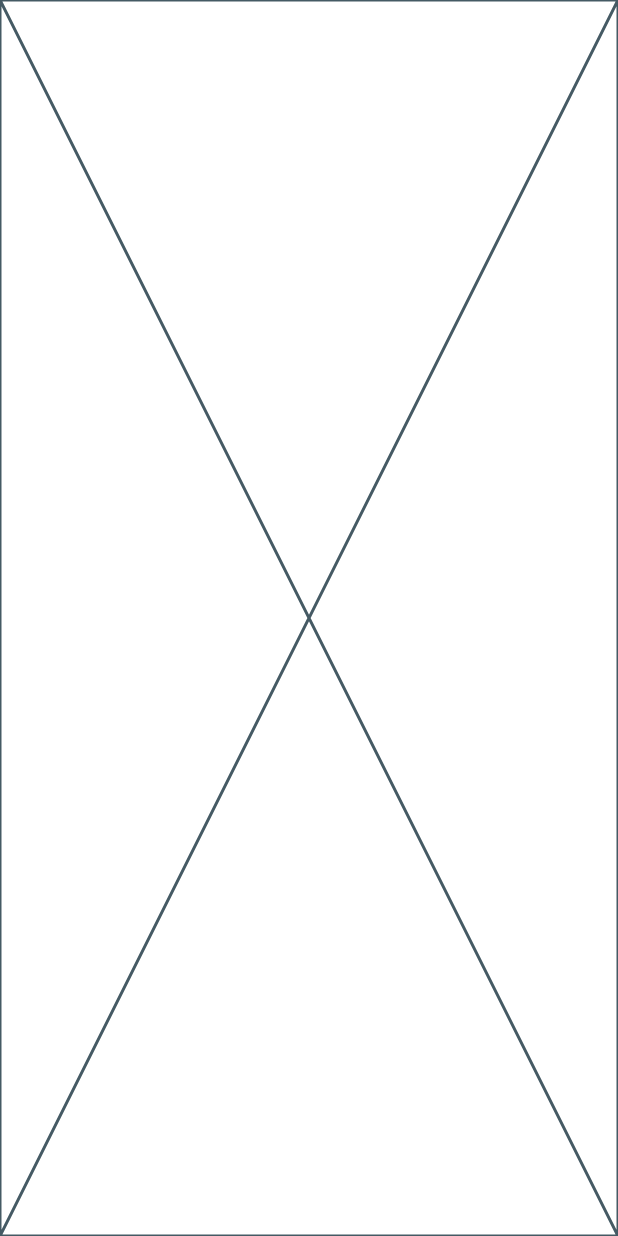
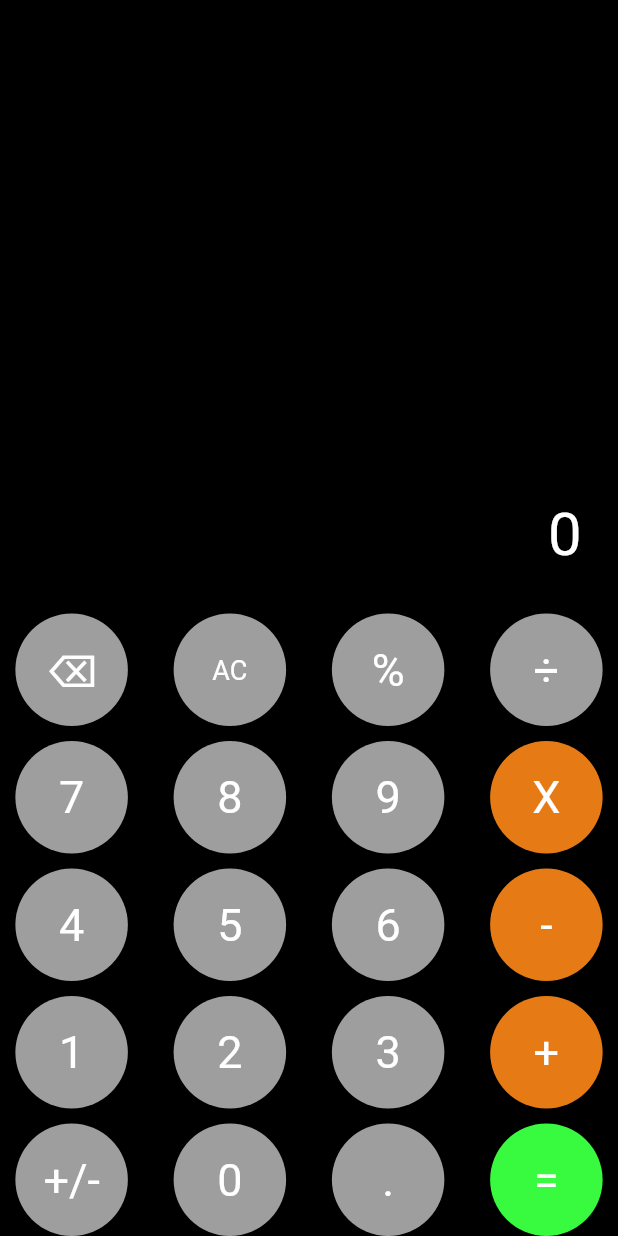
Before and after one commit to MeenuPP/calculator, a Flutter app: the screen it shows after launch, on a phone screen of 412 x 824 dp. Run offline on Flutter 3.47's test engine with Material 3 defaults, Android fonts, the phone set to English and light mode, and no system bars; our stand-ins replace lottie, math_expressions.

```diff
--- a/lib/home.dart
+++ b/lib/home.dart
@@ -1,10 +1,116 @@
 import 'package:flutter/material.dart';
+import 'package:math_expressions/math_expressions.dart';
 
-class Home extends StatelessWidget {
-  const Home({super.key});
+class Home extends StatefulWidget {
+  @override
+  State<Home> createState() => _HomeState();
+}
+
+class _HomeState extends State<Home> {
+  String input = "";
+
+  String output = "0";
+
+  Widget button(String text) {
+    return Expanded(
+      child: SizedBox(
+        width: 75,
+        height: 75,
+        child: ElevatedButton(
+          onPressed: () => buttonpressed(text),
+          child: Text(text,style: TextStyle(fontSize: text == "AC"? 18:30),),
+          style: ElevatedButton.styleFrom(
+            backgroundColor:
+                text == "/" || text == "X" || text == "-" || text == "+"
+                ? const Color.fromARGB(255, 230, 123, 22)
+                : (text == "=")
+                ? const Color.fromARGB(255, 56, 251, 63)
+                : Colors.grey,foregroundColor: Colors.white,textStyle: TextStyle(fontSize: 30),shape: const CircleBorder(),
+          ),
+        ),
+      ),
+    );
+  }
+
+  String evaluateexpression(String expression) {
+    try {
+      expression = expression.replaceAll("X", "*").replaceAll("÷", "/");
+      Parser p = Parser();
+      Expression exp = p.parse(expression);
+      ContextModel cm = ContextModel();
+      double result = exp.evaluate(EvaluationType.REAL, cm);
+      return result.toString();
+    } catch (e) {
+      return "Error";
+    }
+  }
+
+  void buttonpressed(String value) {
+    setState(() {
+      if (value == "AC") {
+        input = "";
+        output = "0";
+      } else if (value == "⌫") {
+        input = input.isNotEmpty ? input.substring(0, input.length - 1) : "";
+      } else if (value == "=") {
+        try {
+          output = evaluateexpression(input);
+        } catch (e) {
+          output = "error";
+        }
+      } else {
+        input = input + value;
+      }
+      ;
+    });
+  }
 
   @override
   Widget build(BuildContext context) {
-    return const Placeholder();
+    return Scaffold(
+      backgroundColor:Colors.black,
+      body: Column(
+        children: [
+          Expanded(
+            child: Container(
+              alignment: Alignment.bottomRight,
+              padding: EdgeInsets.all(24),
+              child: Column(
+                crossAxisAlignment: .end,
+                mainAxisAlignment: .end,
+                children: [Text(input, style: TextStyle(color: Colors.white, fontSize: 30)), Text(output, style: TextStyle(fontSize: 40, color: Colors.white))],
+              ),
+            ),
+          ),
+          Column(
+            children: [
+              Row(
+                children: [button("⌫"),SizedBox(width: 10), button("AC"), SizedBox(width: 10),button("%"), SizedBox(width: 10),button("÷")],
+              ),SizedBox(height: 10),
+              Row(
+                children: [button("7"),SizedBox(width: 10), button("8"),SizedBox(width: 10), button("9"),SizedBox(width: 10), button("X")],
+              ),SizedBox(height: 10),
+              Row(
+                children: [button("4"),SizedBox(width: 10), button("5"),SizedBox(width: 10), button("6"),SizedBox(width: 10), button("-")],
+              ),SizedBox(height: 10),
+              Row(
+                children: [button("1"),SizedBox(width: 10), button("2"),SizedBox(width: 10), button("3"),SizedBox(width: 10), button("+")],
+              ),SizedBox(height:10),
+              Row(
+                children: [
+                  button("+/-"),
+                  SizedBox(width: 10),
+                  button("0"),
+                  SizedBox(width: 10),
+                  button("."),
+                  SizedBox(width: 10),
+                  button("="),
+                ],
+              ),
+            ],
+          ),
+        ],
+      ),
+    );
   }
 }
--- a/lib/main.dart
+++ b/lib/main.dart
@@ -3,5 +3,5 @@ import 'package:calculator/calculator.dart';
 import 'package:flutter/material.dart';
 
 void main() {
-  runApp(MaterialApp(home: Calculator(),));
+  runApp(MaterialApp (debugShowCheckedModeBanner:false,home:Calculator(),));
 }
--- a/pubspec.yaml
+++ b/pubspec.yaml
@@ -35,6 +35,7 @@ dependencies:
   # Use with the CupertinoIcons class for iOS style icons.
   cupertino_icons: ^1.0.8
   lottie: ^3.3.3
+  math_expressions: ^3.1.0
 
 dev_dependencies:
   flutter_test:
```
Also changed, not shown: pubspec.lock, 1 other file.
